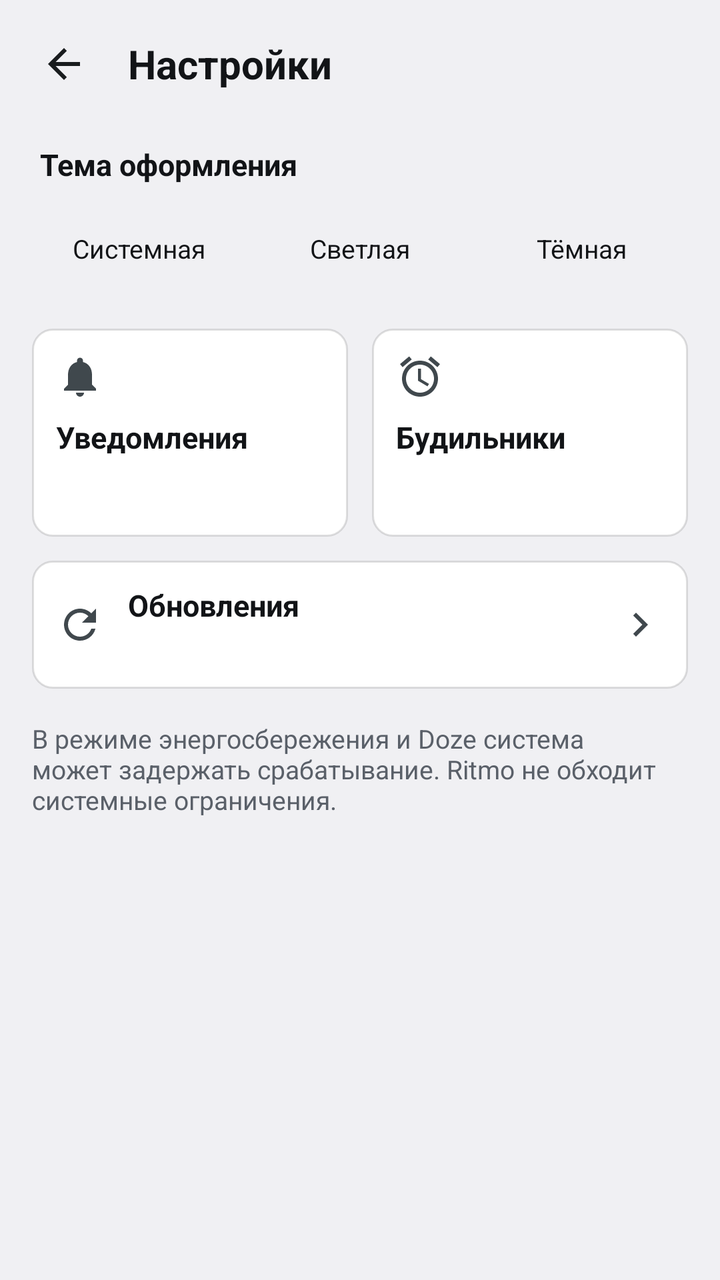
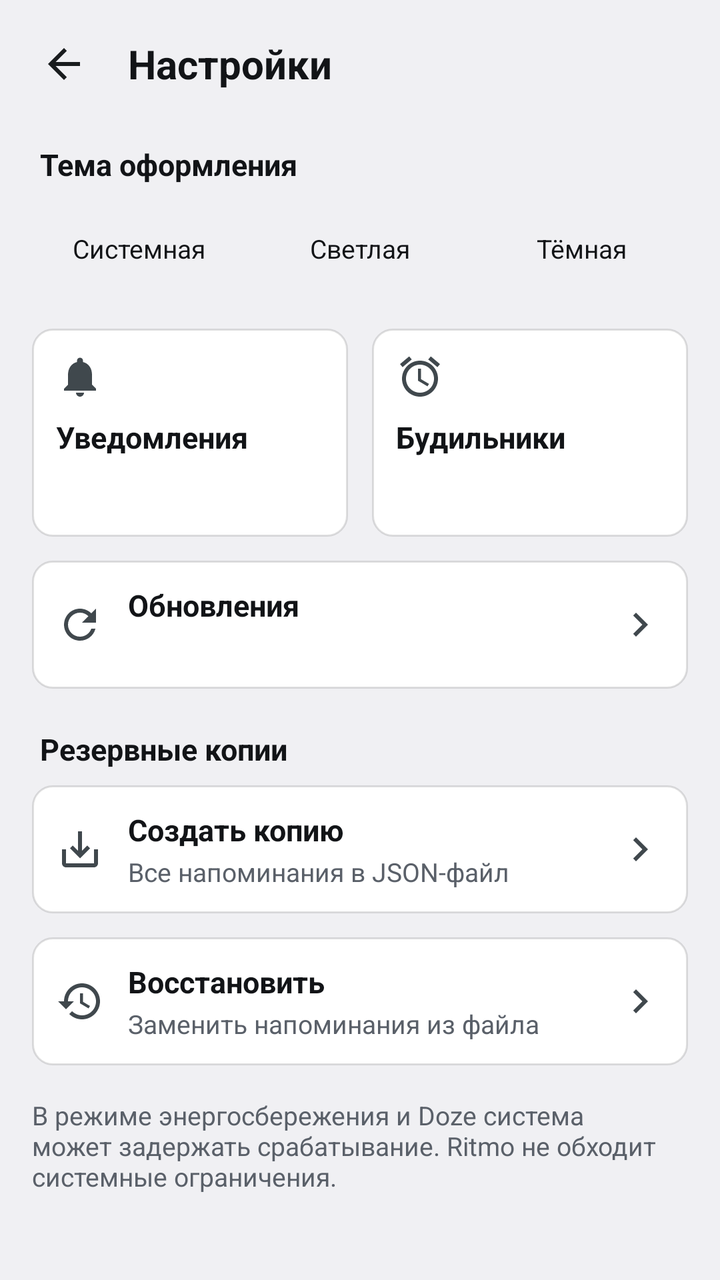

Compare the two renders of this Android layout. The source of the first and the diff that turns it into the second are given below.
<!-- AndroidManifest.xml: application theme Theme.Ritmo -->
<!-- res/layout/activity_settings.xml -->
<?xml version="1.0" encoding="utf-8"?>
<LinearLayout xmlns:android="http://schemas.android.com/apk/res/android"
    android:id="@+id/root"
    android:layout_width="match_parent"
    android:layout_height="match_parent"
    android:orientation="vertical">

    <LinearLayout
        android:layout_width="match_parent"
        android:layout_height="wrap_content"
        android:gravity="center_vertical"
        android:orientation="horizontal"
        android:paddingStart="8dp"
        android:paddingEnd="16dp"
        android:paddingTop="8dp"
        android:paddingBottom="4dp">

        <ImageButton
            android:id="@+id/back_button"
            android:layout_width="48dp"
            android:layout_height="48dp"
            android:background="?android:attr/selectableItemBackgroundBorderless"
            android:contentDescription="@string/back"
            android:scaleType="center"
            android:src="@drawable/ic_arrow_back" />

        <TextView
            android:layout_width="0dp"
            android:layout_height="wrap_content"
            android:layout_marginStart="8dp"
            android:layout_weight="1"
            android:text="@string/settings"
            android:textColor="?attr/ritmoTextPrimary"
            android:textSize="20sp"
            android:textStyle="bold" />
    </LinearLayout>

    <ScrollView
        android:layout_width="match_parent"
        android:layout_height="0dp"
        android:layout_weight="1"
        android:clipToPadding="false"
        android:fillViewport="true">

        <LinearLayout
            android:layout_width="match_parent"
            android:layout_height="wrap_content"
            android:orientation="vertical"
            android:paddingStart="16dp"
            android:paddingEnd="16dp"
            android:paddingTop="12dp"
            android:paddingBottom="24dp">

            <TextView
                android:layout_width="match_parent"
                android:layout_height="wrap_content"
                android:layout_marginStart="4dp"
                android:text="@string/settings_theme"
                android:textColor="?attr/ritmoTextPrimary"
                android:textSize="15sp"
                android:textStyle="bold" />

            
            <RadioGroup
                android:id="@+id/theme_group"
                android:layout_width="match_parent"
                android:layout_height="wrap_content"
                android:layout_marginTop="8dp"
                android:orientation="horizontal">

                <RadioButton
                    android:id="@+id/theme_system"
                    android:layout_width="0dp"
                    android:layout_height="wrap_content"
                    android:layout_weight="1"
                    android:background="@drawable/segment_background"
                    android:button="@null"
                    android:gravity="center"
                    android:minHeight="48dp"
                    android:text="@string/settings_theme_system"
                    android:textColor="?attr/ritmoTextPrimary"
                    android:textSize="13sp" />

                <RadioButton
                    android:id="@+id/theme_light"
                    android:layout_width="0dp"
                    android:layout_height="wrap_content"
                    android:layout_marginStart="4dp"
                    android:layout_weight="1"
                    android:background="@drawable/segment_background"
                    android:button="@null"
                    android:gravity="center"
                    android:minHeight="48dp"
                    android:text="@string/settings_theme_light"
                    android:textColor="?attr/ritmoTextPrimary"
                    android:textSize="13sp" />

                <RadioButton
                    android:id="@+id/theme_dark"
                    android:layout_width="0dp"
                    android:layout_height="wrap_content"
                    android:layout_marginStart="4dp"
                    android:layout_weight="1"
                    android:background="@drawable/segment_background"
                    android:button="@null"
                    android:gravity="center"
                    android:minHeight="48dp"
                    android:text="@string/settings_theme_dark"
                    android:textColor="?attr/ritmoTextPrimary"
                    android:textSize="13sp" />
            </RadioGroup>

            
            <LinearLayout
                android:layout_width="match_parent"
                android:layout_height="wrap_content"
                android:layout_marginTop="16dp"
                android:orientation="horizontal">

                <LinearLayout
                    android:id="@+id/card_notifications"
                    android:layout_width="0dp"
                    android:layout_height="match_parent"
                    android:layout_weight="1"
                    android:background="@drawable/setting_card"
                    android:clickable="true"
                    android:focusable="true"
                    android:foreground="?android:attr/selectableItemBackground"
                    android:minHeight="104dp"
                    android:orientation="vertical"
                    android:padding="12dp">

                    <ImageView
                        android:layout_width="24dp"
                        android:layout_height="24dp"
                        android:contentDescription="@null"
                        android:src="@drawable/ic_notifications" />

                    <TextView
                        android:layout_width="match_parent"
                        android:layout_height="wrap_content"
                        android:layout_marginTop="8dp"
                        android:text="@string/settings_notifications"
                        android:textColor="?attr/ritmoTextPrimary"
                        android:textSize="15sp"
                        android:textStyle="bold" />

                    <TextView
                        android:id="@+id/notifications_status"
                        android:layout_width="match_parent"
                        android:layout_height="wrap_content"
                        android:layout_marginTop="2dp"
                        android:textColor="?attr/ritmoTextSecondary"
                        android:textSize="13sp" />
                </LinearLayout>

                <LinearLayout
                    android:id="@+id/card_alarms"
                    android:layout_width="0dp"
                    android:layout_height="match_parent"
                    android:layout_marginStart="12dp"
                    android:layout_weight="1"
                    android:background="@drawable/setting_card"
                    android:clickable="true"
                    android:focusable="true"
                    android:foreground="?android:attr/selectableItemBackground"
                    android:minHeight="104dp"
                    android:orientation="vertical"
                    android:padding="12dp">

                    <ImageView
                        android:layout_width="24dp"
                        android:layout_height="24dp"
                        android:contentDescription="@null"
                        android:src="@drawable/ic_alarm_clock" />

                    <TextView
                        android:layout_width="match_parent"
                        android:layout_height="wrap_content"
                        android:layout_marginTop="8dp"
                        android:text="@string/settings_alarms"
                        android:textColor="?attr/ritmoTextPrimary"
                        android:textSize="15sp"
                        android:textStyle="bold" />

                    <TextView
                        android:id="@+id/exact_alarm_status"
                        android:layout_width="match_parent"
                        android:layout_height="wrap_content"
                        android:layout_marginTop="2dp"
                        android:textColor="?attr/ritmoTextSecondary"
                        android:textSize="13sp" />
                </LinearLayout>
            </LinearLayout>

            
            <LinearLayout
                android:id="@+id/card_updates"
                android:layout_width="match_parent"
                android:layout_height="wrap_content"
                android:layout_marginTop="12dp"
                android:background="@drawable/setting_card"
                android:clickable="true"
                android:focusable="true"
                android:foreground="?android:attr/selectableItemBackground"
                android:gravity="center_vertical"
                android:minHeight="64dp"
                android:orientation="horizontal"
                android:paddingStart="12dp"
                android:paddingEnd="12dp"
                android:paddingTop="10dp"
                android:paddingBottom="10dp">

                <ImageView
                    android:layout_width="24dp"
                    android:layout_height="24dp"
                    android:contentDescription="@null"
                    android:src="@drawable/ic_refresh" />

                <LinearLayout
                    android:layout_width="0dp"
                    android:layout_height="wrap_content"
                    android:layout_marginStart="12dp"
                    android:layout_weight="1"
                    android:orientation="vertical">

                    <TextView
                        android:layout_width="match_parent"
                        android:layout_height="wrap_content"
                        android:text="@string/settings_updates"
                        android:textColor="?attr/ritmoTextPrimary"
                        android:textSize="15sp"
                        android:textStyle="bold" />

                    <TextView
                        android:id="@+id/updates_status"
                        android:layout_width="match_parent"
                        android:layout_height="wrap_content"
                        android:layout_marginTop="2dp"
                        android:textColor="?attr/ritmoTextSecondary"
                        android:textSize="13sp" />
                </LinearLayout>

                <ImageView
                    android:layout_width="24dp"
                    android:layout_height="24dp"
                    android:contentDescription="@null"
                    android:src="@drawable/ic_chevron_right" />
            </LinearLayout>

            <TextView
                android:layout_width="match_parent"
                android:layout_height="wrap_content"
                android:layout_marginTop="16dp"
                android:text="@string/settings_hint"
                android:textColor="?attr/ritmoTextSecondary"
                android:textSize="13sp" />

        </LinearLayout>
    </ScrollView>
</LinearLayout>
<!-- resources referenced by this layout -->
<resources>
  <!-- drawable ic_arrow_back (drawable) -->
  <?xml version="1.0" encoding="utf-8"?>
  <vector xmlns:android="http://schemas.android.com/apk/res/android"
      android:width="24dp"
      android:height="24dp"
      android:viewportWidth="24"
      android:viewportHeight="24"
      android:tint="?android:attr/textColorPrimary">
      <path
          android:fillColor="#FFFFFFFF"
          android:pathData="M20,11H7.83l5.59,-5.59L12,4l-8,8 8,8 1.41,-1.41L7.83,13H20v-2z" />
  </vector>
  <!-- drawable ic_chevron_right (drawable) -->
  <?xml version="1.0" encoding="utf-8"?>
  <vector xmlns:android="http://schemas.android.com/apk/res/android"
      android:width="24dp"
      android:height="24dp"
      android:viewportWidth="24"
      android:viewportHeight="24"
      android:tint="?android:attr/textColorSecondary">
      <path
          android:fillColor="#FFFFFFFF"
          android:pathData="M10,6L8.59,7.41 13.17,12l-4.58,4.59L10,18l6,-6z" />
  </vector>
  <!-- drawable setting_card (drawable) -->
  <?xml version="1.0" encoding="utf-8"?>
  <shape xmlns:android="http://schemas.android.com/apk/res/android"
      android:shape="rectangle">
      <solid android:color="?attr/ritmoCardBackground" />
      <stroke
          android:width="1dp"
          android:color="?attr/ritmoCardStroke" />
      <corners android:radius="10dp" />
  </shape>
  <string name="back">Назад</string>
  <string name="settings">Настройки</string>
  <string name="settings_alarms">Будильники</string>
  <string name="settings_hint">В режиме энергосбережения и Doze система может задержать срабатывание. Ritmo не обходит системные ограничения.</string>
  <string name="settings_notifications">Уведомления</string>
  <string name="settings_theme">Тема оформления</string>
  <string name="settings_theme_dark">Тёмная</string>
  <string name="settings_theme_light">Светлая</string>
  <string name="settings_theme_system">Системная</string>
  <string name="settings_updates">Обновления</string>
  <color name="card_background_light">#FFFFFFFF</color>
  <color name="card_stroke_light">#1F000000</color>
  <color name="text_primary_light">#FF121417</color>
  <color name="text_secondary_light">#FF5A6069</color>
  <!-- unchanged entries left out for length: 7 -->
</resources>

<!-- the commit's change to res/layout/activity_settings.xml (unified diff, before → after) -->
@@ -251,6 +251,125 @@
             <TextView
                 android:layout_width="match_parent"
                 android:layout_height="wrap_content"
+                android:layout_marginTop="20dp"
+                android:layout_marginStart="4dp"
+                android:text="@string/settings_backup"
+                android:textColor="?attr/ritmoTextPrimary"
+                android:textSize="15sp"
+                android:textStyle="bold" />
+
+            
+            <LinearLayout
+                android:id="@+id/card_backup"
+                android:layout_width="match_parent"
+                android:layout_height="wrap_content"
+                android:layout_marginTop="8dp"
+                android:background="@drawable/setting_card"
+                android:clickable="true"
+                android:focusable="true"
+                android:foreground="?android:attr/selectableItemBackground"
+                android:gravity="center_vertical"
+                android:minHeight="64dp"
+                android:orientation="horizontal"
+                android:paddingStart="12dp"
+                android:paddingEnd="12dp"
+                android:paddingTop="10dp"
+                android:paddingBottom="10dp">
+
+                <ImageView
+                    android:layout_width="24dp"
+                    android:layout_height="24dp"
+                    android:contentDescription="@null"
+                    android:src="@drawable/ic_backup" />
+
+                <LinearLayout
+                    android:layout_width="0dp"
+                    android:layout_height="wrap_content"
+                    android:layout_marginStart="12dp"
+                    android:layout_weight="1"
+                    android:orientation="vertical">
+
+                    <TextView
+                        android:layout_width="match_parent"
+                        android:layout_height="wrap_content"
+                        android:text="@string/backup_create"
+                        android:textColor="?attr/ritmoTextPrimary"
+                        android:textSize="15sp"
+                        android:textStyle="bold" />
+
+                    <TextView
+                        android:layout_width="match_parent"
+                        android:layout_height="wrap_content"
+                        android:layout_marginTop="2dp"
+                        android:text="@string/backup_create_hint"
+                        android:textColor="?attr/ritmoTextSecondary"
+                        android:textSize="13sp" />
+                </LinearLayout>
+
+                <ImageView
+                    android:layout_width="24dp"
+                    android:layout_height="24dp"
+                    android:contentDescription="@null"
+                    android:src="@drawable/ic_chevron_right" />
+            </LinearLayout>
+
+            <LinearLayout
+                android:id="@+id/card_restore"
+                android:layout_width="match_parent"
+                android:layout_height="wrap_content"
+                android:layout_marginTop="12dp"
+                android:background="@drawable/setting_card"
+                android:clickable="true"
+                android:focusable="true"
+                android:foreground="?android:attr/selectableItemBackground"
+                android:gravity="center_vertical"
+                android:minHeight="64dp"
+                android:orientation="horizontal"
+                android:paddingStart="12dp"
+                android:paddingEnd="12dp"
+                android:paddingTop="10dp"
+                android:paddingBottom="10dp">
+
+                <ImageView
+                    android:layout_width="24dp"
+                    android:layout_height="24dp"
+                    android:contentDescription="@null"
+                    android:src="@drawable/ic_restore" />
+
+                <LinearLayout
+                    android:layout_width="0dp"
+                    android:layout_height="wrap_content"
+                    android:layout_marginStart="12dp"
+                    android:layout_weight="1"
+                    android:orientation="vertical">
+
+                    <TextView
+                        android:layout_width="match_parent"
+                        android:layout_height="wrap_content"
+                        android:text="@string/backup_restore"
+                        android:textColor="?attr/ritmoTextPrimary"
+                        android:textSize="15sp"
+                        android:textStyle="bold" />
+
+                    <TextView
+                        android:layout_width="match_parent"
+                        android:layout_height="wrap_content"
+                        android:layout_marginTop="2dp"
+                        android:text="@string/backup_restore_hint"
+                        android:textColor="?attr/ritmoTextSecondary"
+                        android:textSize="13sp" />
+                </LinearLayout>
+
+                <ImageView
+                    android:layout_width="24dp"
+                    android:layout_height="24dp"
+                    android:contentDescription="@null"
+                    android:src="@drawable/ic_chevron_right" />
+            </LinearLayout>
+
+            <TextView
+                android:layout_width="match_parent"
+                android:layout_height="wrap_content"
                 android:layout_marginTop="16dp"
                 android:text="@string/settings_hint"
                 android:textColor="?attr/ritmoTextSecondary"
<!-- resource entries referenced after the edit -->
@@ -12,6 +12,18 @@
           android:fillColor="#FFFFFFFF"
           android:pathData="M20,11H7.83l5.59,-5.59L12,4l-8,8 8,8 1.41,-1.41L7.83,13H20v-2z" />
   </vector>
+  <!-- drawable ic_backup (drawable) -->
+  <?xml version="1.0" encoding="utf-8"?>
+  <vector xmlns:android="http://schemas.android.com/apk/res/android"
+      android:width="24dp"
+      android:height="24dp"
+      android:viewportWidth="24"
+      android:viewportHeight="24"
+      android:tint="?android:attr/textColorSecondary">
+      <path
+          android:fillColor="#FFFFFFFF"
+          android:pathData="M19,12v7H5v-7H3v7c0,1.1 0.9,2 2,2h14c1.1,0 2,-0.9 2,-2v-7H19zM13,12.67l2.59,-2.58L17,11.5l-5,5 -5,-5 1.41,-1.41L11,12.67V3h2V12.67z" />
+  </vector>
   <!-- drawable ic_chevron_right (drawable) -->
   <?xml version="1.0" encoding="utf-8"?>
   <vector xmlns:android="http://schemas.android.com/apk/res/android"
@@ -24,6 +36,18 @@
           android:fillColor="#FFFFFFFF"
           android:pathData="M10,6L8.59,7.41 13.17,12l-4.58,4.59L10,18l6,-6z" />
   </vector>
+  <!-- drawable ic_restore (drawable) -->
+  <?xml version="1.0" encoding="utf-8"?>
+  <vector xmlns:android="http://schemas.android.com/apk/res/android"
+      android:width="24dp"
+      android:height="24dp"
+      android:viewportWidth="24"
+      android:viewportHeight="24"
+      android:tint="?android:attr/textColorSecondary">
+      <path
+          android:fillColor="#FFFFFFFF"
+          android:pathData="M13,3c-4.97,0 -9,4.03 -9,9H1l3.89,3.89 0.07,0.14L9,12H6c0,-3.87 3.13,-7 7,-7s7,3.13 7,7 -3.13,7 -7,7c-1.93,0 -3.68,-0.79 -4.94,-2.06l-1.42,1.42C8.27,19.99 10.51,21 13,21c4.97,0 9,-4.03 9,-9s-4.03,-9 -9,-9zM12,8v5l4.28,2.54 0.72,-1.21 -3.5,-2.08V8H12z" />
+  </vector>
   <!-- drawable setting_card (drawable) -->
   <?xml version="1.0" encoding="utf-8"?>
   <shape xmlns:android="http://schemas.android.com/apk/res/android"
@@ -35,8 +59,13 @@
       <corners android:radius="10dp" />
   </shape>
   <string name="back">Назад</string>
+  <string name="backup_create">Создать копию</string>
+  <string name="backup_create_hint">Все напоминания в JSON-файл</string>
+  <string name="backup_restore">Восстановить</string>
+  <string name="backup_restore_hint">Заменить напоминания из файла</string>
   <string name="settings">Настройки</string>
   <string name="settings_alarms">Будильники</string>
+  <string name="settings_backup">Резервные копии</string>
   <string name="settings_hint">В режиме энергосбережения и Doze система может задержать срабатывание. Ritmo не обходит системные ограничения.</string>
   <string name="settings_notifications">Уведомления</string>
   <string name="settings_theme">Тема оформления</string>
